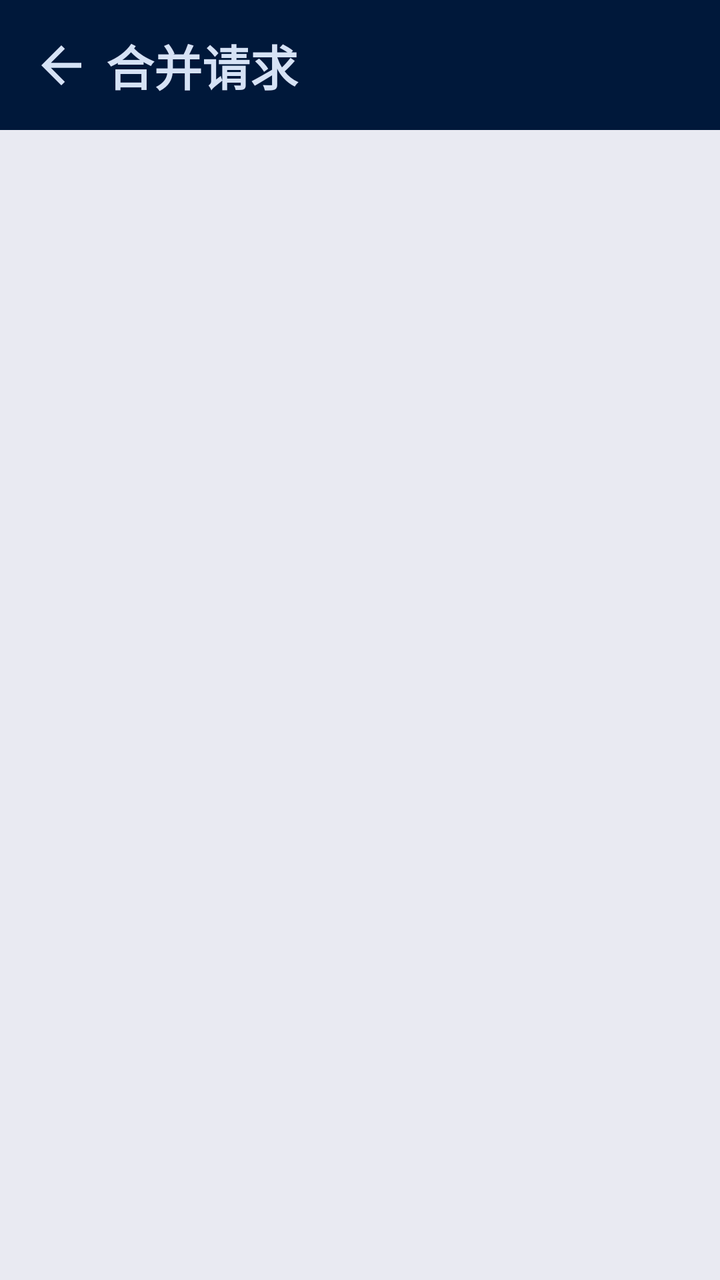
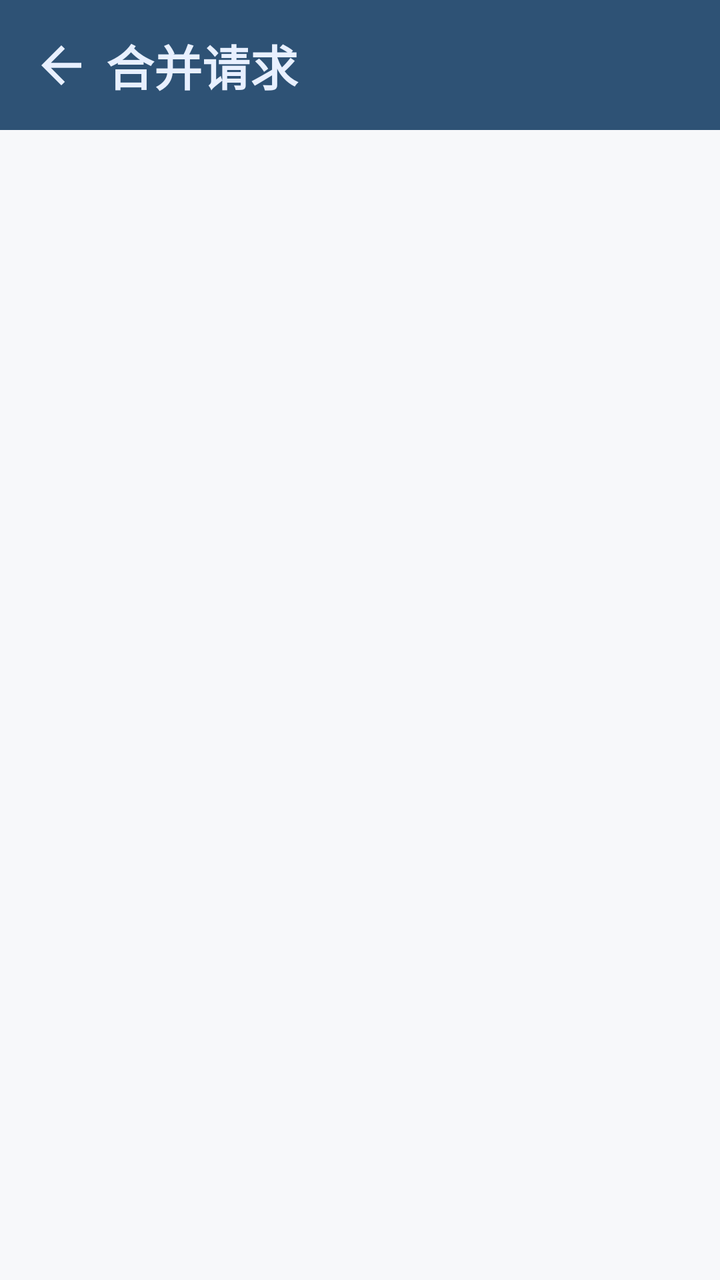

Before-and-after screenshots of an Android layout around one commit, followed by the original layout XML and the change that was made.
<!-- AndroidManifest.xml: application theme Theme.Qgent -->
<!-- res/layout/fragment_mr_list.xml -->
<?xml version="1.0" encoding="utf-8"?>
<LinearLayout xmlns:android="http://schemas.android.com/apk/res/android"
    xmlns:app="http://schemas.android.com/apk/res-auto"
    android:layout_width="match_parent"
    android:layout_height="match_parent"
    android:background="@color/light_gray"
    android:orientation="vertical"
    tools:context=".ui.tasks.MergeRequestListFragment"
    xmlns:tools="http://schemas.android.com/tools">

    
    <LinearLayout
        android:layout_width="match_parent"
        android:layout_height="wrap_content"
        android:background="@color/navy"
        android:gravity="center_vertical"
        android:orientation="horizontal"
        android:paddingStart="8dp"
        android:paddingTop="10dp"
        android:paddingEnd="16dp"
        android:paddingBottom="10dp">

        <ImageButton
            android:id="@+id/ivBack"
            android:layout_width="45dp"
            android:layout_height="45dp"
            android:background="?attr/selectableItemBackgroundBorderless"
            android:contentDescription="@string/action_back"
            android:src="@drawable/ic_back"
            app:tint="@color/blue_tint" />

        <TextView
            android:layout_width="0dp"
            android:layout_height="wrap_content"
            android:layout_weight="1"
            android:text="合并请求"
            android:textAppearance="@style/TextAppearance.Material3.HeadlineSmall"
            android:textColor="@color/blue_tint"
            android:textStyle="bold" />
    </LinearLayout>

    <TextView
        android:id="@+id/tvEmpty"
        android:layout_width="match_parent"
        android:layout_height="wrap_content"
        android:layout_marginTop="48dp"
        android:gravity="center"
        android:text="暂无合并请求"
        android:textColor="@color/text_secondary"
        android:textSize="14sp"
        android:visibility="gone" />

    <androidx.recyclerview.widget.RecyclerView
        android:id="@+id/rvMrList"
        android:layout_width="match_parent"
        android:layout_height="0dp"
        android:layout_weight="1"
        android:clipToPadding="false"
        android:paddingHorizontal="10dp"
        android:paddingVertical="10dp" />
</LinearLayout>
<!-- resources referenced by this layout -->
<resources>
  <color name="blue_tint">#D6E2F5</color>
  <color name="light_gray">#E9EAF2</color>
  <color name="navy">#00183A</color>
  <color name="text_secondary">#8A8A8E</color>
  <!-- drawable ic_back (drawable) -->
  <vector xmlns:android="http://schemas.android.com/apk/res/android"
      android:width="30dp"
      android:height="30dp"
      android:viewportWidth="24"
      android:viewportHeight="24">
      <path
          android:fillColor="#FF000000"
          android:pathData="M20,11L7.83,11l5.59,-5.59L12,4l-8,8 8,8 1.41,-1.41L7.83,13L20,13v-2z" />
  </vector>
  <string name="action_back">返回</string>
  <style name="Theme.Qgent" parent="Base.Theme.Qgent" />
  <style name="Base.Theme.Qgent" parent="Theme.Material3.DayNight.NoActionBar">
          <item name="colorPrimary">@color/navy</item>
          <item name="colorOnPrimary">@color/white</item>
          <item name="colorPrimaryContainer">@color/blue_tint</item>
          <item name="colorOnPrimaryContainer">@color/navy</item>
          <item name="colorSecondary">@color/slate_gray</item>
          <item name="colorOnSecondary">@color/white</item>
          <item name="android:colorBackground">@color/off_white</item>
          <item name="colorSurface">@color/white</item>
          <item name="colorOnSurface">@color/charcoal</item>
          <item name="colorOnBackground">@color/charcoal</item>
          <item name="colorOutline">@color/gray</item>
          <item name="colorSurfaceVariant">@color/light_gray</item>
          <item name="colorOnSurfaceVariant">@color/gray_dark</item>
          <item name="android:statusBarColor">@android:color/transparent</item>
      </style>
  <color name="white">#FFFFFFFF</color>
  <color name="slate_gray">#55617C</color>
  <color name="off_white">#F6F8FB</color>
  <color name="charcoal">#1A1C1E</color>
  <color name="gray">#74777F</color>
  <color name="gray_dark">#44474F</color>
</resources>

<!-- the commit's change to res/layout/fragment_mr_list.xml (unified diff, before → after) -->
@@ -3,7 +3,7 @@
     xmlns:app="http://schemas.android.com/apk/res-auto"
     android:layout_width="match_parent"
     android:layout_height="match_parent"
-    android:background="@color/light_gray"
+    android:background="@color/off_white"
     android:orientation="vertical"
     tools:context=".ui.tasks.MergeRequestListFragment"
     xmlns:tools="http://schemas.android.com/tools">
@@ -50,6 +50,15 @@
         android:textSize="14sp"
         android:visibility="gone" />
 
+    
+    <include
+        android:id="@+id/viewSkeleton"
+        layout="@layout/view_skeleton_rows"
+        android:layout_width="match_parent"
+        android:layout_height="0dp"
+        android:layout_weight="1"
+        android:visibility="gone" />
+
     <androidx.recyclerview.widget.RecyclerView
         android:id="@+id/rvMrList"
         android:layout_width="match_parent"
@@ -59,3 +68,62 @@
         android:paddingHorizontal="10dp"
         android:paddingVertical="10dp" />
 </LinearLayout>
+<!-- res/layout/view_skeleton_rows.xml (included above) -->
+<?xml version="1.0" encoding="utf-8"?>
+<LinearLayout xmlns:android="http://schemas.android.com/apk/res/android"
+    android:layout_width="match_parent"
+    android:layout_height="wrap_content"
+    android:orientation="vertical"
+    android:paddingStart="16dp"
+    android:paddingTop="4dp"
+    android:paddingEnd="16dp">
+
+    <include layout="@layout/item_skeleton_row" />
+    <include layout="@layout/item_skeleton_row" />
+    <include layout="@layout/item_skeleton_row" />
+    <include layout="@layout/item_skeleton_row" />
+    <include layout="@layout/item_skeleton_row" />
+    <include layout="@layout/item_skeleton_row" />
+</LinearLayout>
+<!-- res/layout/item_skeleton_row.xml (included above) -->
+<?xml version="1.0" encoding="utf-8"?>
+<merge xmlns:android="http://schemas.android.com/apk/res/android">
+
+    <LinearLayout
+        android:layout_width="match_parent"
+        android:layout_height="wrap_content"
+        android:layout_marginTop="10dp"
+        android:gravity="center_vertical"
+        android:orientation="horizontal">
+
+        <View
+            android:layout_width="44dp"
+            android:layout_height="44dp"
+            android:background="@drawable/bg_skeleton" />
+
+        <LinearLayout
+            android:layout_width="0dp"
+            android:layout_height="wrap_content"
+            android:layout_marginStart="12dp"
+            android:layout_weight="1"
+            android:orientation="vertical">
+
+            <View
+                android:layout_width="150dp"
+                android:layout_height="14dp"
+                android:background="@drawable/bg_skeleton" />
+
+            <View
+                android:layout_width="match_parent"
+                android:layout_height="14dp"
+                android:layout_marginTop="8dp"
+                android:background="@drawable/bg_skeleton" />
+
+            <View
+                android:layout_width="200dp"
+                android:layout_height="12dp"
+                android:layout_marginTop="8dp"
+                android:background="@drawable/bg_skeleton" />
+        </LinearLayout>
+    </LinearLayout>
+</merge>
<!-- resource entries referenced after the edit -->
@@ -1,9 +1,16 @@
 <!-- resources referenced by this layout -->
 <resources>
-  <color name="blue_tint">#D6E2F5</color>
-  <color name="light_gray">#E9EAF2</color>
-  <color name="navy">#00183A</color>
-  <color name="text_secondary">#8A8A8E</color>
+  <color name="blue_tint">#E8F0FF</color>
+  <color name="light_gray">#E4E9F0</color>
+  <color name="navy">#2E5275</color>
+  <color name="text_secondary">#667085</color>
+  <!-- drawable bg_skeleton (drawable) -->
+  <?xml version="1.0" encoding="utf-8"?>
+  <shape xmlns:android="http://schemas.android.com/apk/res/android"
+      android:shape="rectangle">
+      <corners android:radius="8dp" />
+      <solid android:color="#E6E6EA" />
+  </shape>
   <!-- drawable ic_back (drawable) -->
   <vector xmlns:android="http://schemas.android.com/apk/res/android"
       android:width="30dp"
@@ -17,12 +24,14 @@
   <string name="action_back">返回</string>
   <style name="Theme.Qgent" parent="Base.Theme.Qgent" />
   <style name="Base.Theme.Qgent" parent="Theme.Material3.DayNight.NoActionBar">
-          <item name="colorPrimary">@color/navy</item>
+          <item name="colorPrimary">@color/primary</item>
           <item name="colorOnPrimary">@color/white</item>
-          <item name="colorPrimaryContainer">@color/blue_tint</item>
-          <item name="colorOnPrimaryContainer">@color/navy</item>
-          <item name="colorSecondary">@color/slate_gray</item>
+          <item name="colorPrimaryContainer">@color/primary_container</item>
+          <item name="colorOnPrimaryContainer">@color/on_primary_container</item>
+          <item name="colorSecondary">@color/teal</item>
           <item name="colorOnSecondary">@color/white</item>
+          <item name="colorTertiary">@color/status_yellow</item>
+          <item name="colorOnTertiary">@color/white</item>
           <item name="android:colorBackground">@color/off_white</item>
           <item name="colorSurface">@color/white</item>
           <item name="colorOnSurface">@color/charcoal</item>
@@ -32,11 +41,15 @@
           <item name="colorOnSurfaceVariant">@color/gray_dark</item>
           <item name="android:statusBarColor">@android:color/transparent</item>
       </style>
+  <color name="primary">#2F6FED</color>
   <color name="white">#FFFFFFFF</color>
-  <color name="slate_gray">#55617C</color>
-  <color name="off_white">#F6F8FB</color>
-  <color name="charcoal">#1A1C1E</color>
-  <color name="gray">#74777F</color>
-  <color name="gray_dark">#44474F</color>
+  <color name="primary_container">#E6F0FF</color>
+  <color name="on_primary_container">#001B3C</color>
+  <color name="teal">#137C8A</color>
+  <color name="status_yellow">#B7791F</color>
+  <color name="off_white">#F7F8FA</color>
+  <color name="charcoal">#17202A</color>
+  <color name="gray">#7B8794</color>
+  <color name="gray_dark">#4B5563</color>
 </resources>
 
